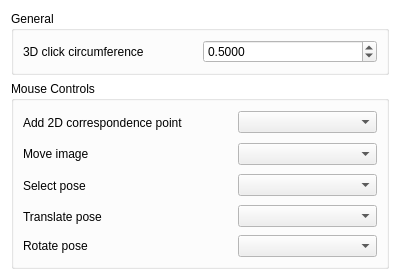
First picture: the form in src/view/settings/settingsinterfacepage.ui, repository florianblume/6d-pat, before the edit.
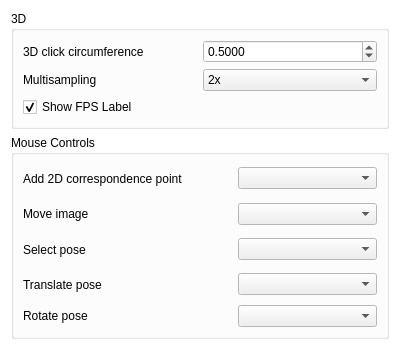
Second picture: the form after the edit.

Commit message: Implemented settings options for multisampling and fps label

The edit to the form file:
```diff
--- a/src/view/settings/settingsinterfacepage.ui
+++ b/src/view/settings/settingsinterfacepage.ui
@@ -7,7 +7,7 @@
     <x>0</x>
     <y>0</y>
     <width>400</width>
-    <height>280</height>
+    <height>350</height>
    </rect>
   </property>
   <property name="sizePolicy">
@@ -19,13 +19,13 @@
   <property name="minimumSize">
    <size>
     <width>0</width>
-    <height>280</height>
+    <height>0</height>
    </size>
   </property>
   <property name="maximumSize">
    <size>
     <width>16777215</width>
-    <height>284</height>
+    <height>400</height>
    </size>
   </property>
   <property name="palette">
@@ -102,19 +102,9 @@
    <item row="0" column="0">
     <widget class="QGroupBox" name="groupBox_2">
      <property name="title">
-      <string>General</string>
+      <string>3D</string>
      </property>
      <layout class="QGridLayout" name="gridLayout_3">
-      <item row="0" column="0">
-       <widget class="QLabel" name="label">
-        <property name="toolTip">
-         <string>&lt;html&gt;&lt;head/&gt;&lt;body&gt;&lt;p&gt;Sets the size of the click visualization on the 3D model in the pose editor. You cannot set the size of the click visualization in the pose viewer because there the size is in pixels (set to a constant value which is clearly visible). Determining a good click circumference size for 3D models is difficult. That's why you have to set it here manually.&lt;/p&gt;&lt;/body&gt;&lt;/html&gt;</string>
-        </property>
-        <property name="text">
-         <string>3D click circumference</string>
-        </property>
-       </widget>
-      </item>
       <item row="0" column="1">
        <widget class="QDoubleSpinBox" name="doubleSpinBoxClick3DCircumference">
         <property name="decimals">
@@ -125,6 +115,60 @@
         </property>
        </widget>
       </item>
+      <item row="2" column="0">
+       <widget class="QLabel" name="label_3">
+        <property name="text">
+         <string>Multisampling</string>
+        </property>
+       </widget>
+      </item>
+      <item row="0" column="0">
+       <widget class="QLabel" name="label">
+        <property name="toolTip">
+         <string>&lt;html&gt;&lt;head/&gt;&lt;body&gt;&lt;p&gt;Sets the size of the click visualization on the 3D model in the pose editor. You cannot set the size of the click visualization in the pose viewer because there the size is in pixels (set to a constant value which is clearly visible). Determining a good click circumference size for 3D models is difficult. That's why you have to set it here manually.&lt;/p&gt;&lt;/body&gt;&lt;/html&gt;</string>
+        </property>
+        <property name="text">
+         <string>3D click circumference</string>
+        </property>
+       </widget>
+      </item>
+      <item row="3" column="0">
+       <widget class="QCheckBox" name="checkBoxShowFPSLabel">
+        <property name="text">
+         <string>Show FPS Label</string>
+        </property>
+        <property name="checked">
+         <bool>true</bool>
+        </property>
+       </widget>
+      </item>
+      <item row="2" column="1">
+       <widget class="QComboBox" name="comboBoxMultisampling">
+        <property name="currentIndex">
+         <number>1</number>
+        </property>
+        <item>
+         <property name="text">
+          <string>Off</string>
+         </property>
+        </item>
+        <item>
+         <property name="text">
+          <string>2x</string>
+         </property>
+        </item>
+        <item>
+         <property name="text">
+          <string>4x</string>
+         </property>
+        </item>
+        <item>
+         <property name="text">
+          <string>8x</string>
+         </property>
+        </item>
+       </widget>
+      </item>
      </layout>
     </widget>
    </item>
```
Left out of the diff: 34 changed lines with no effect on the pictures. The commit also changes 7 other files.
